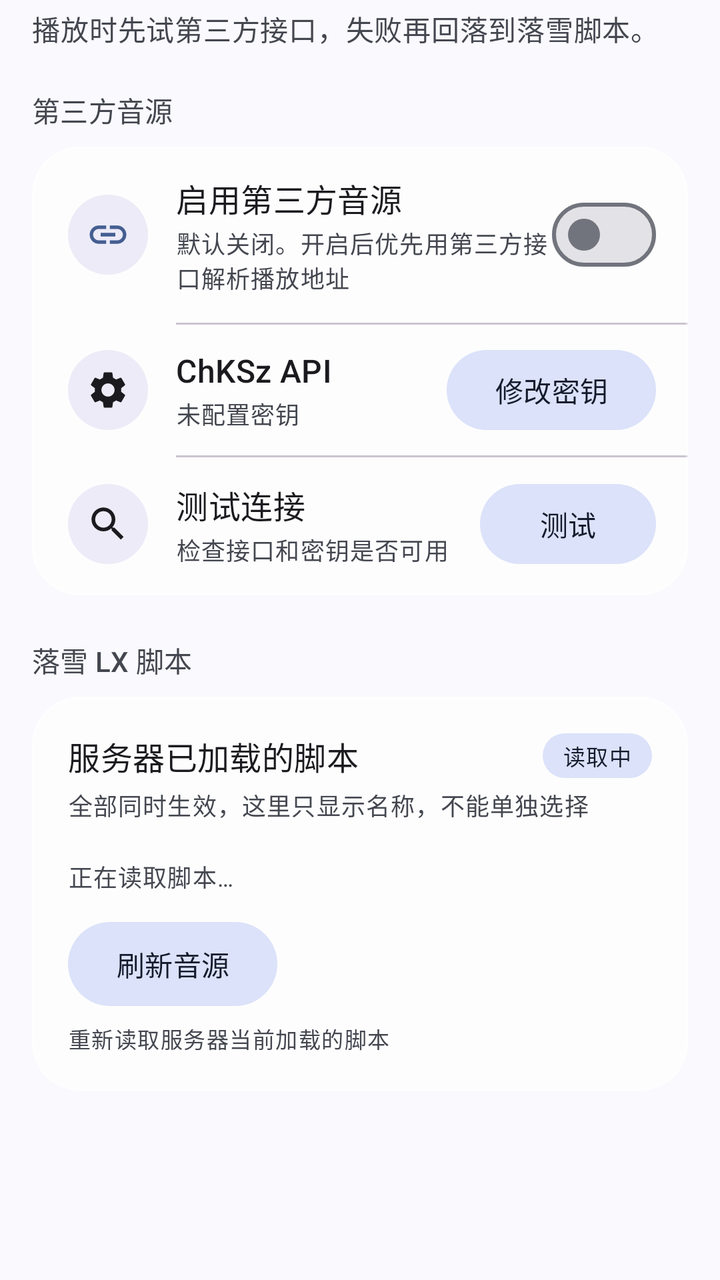
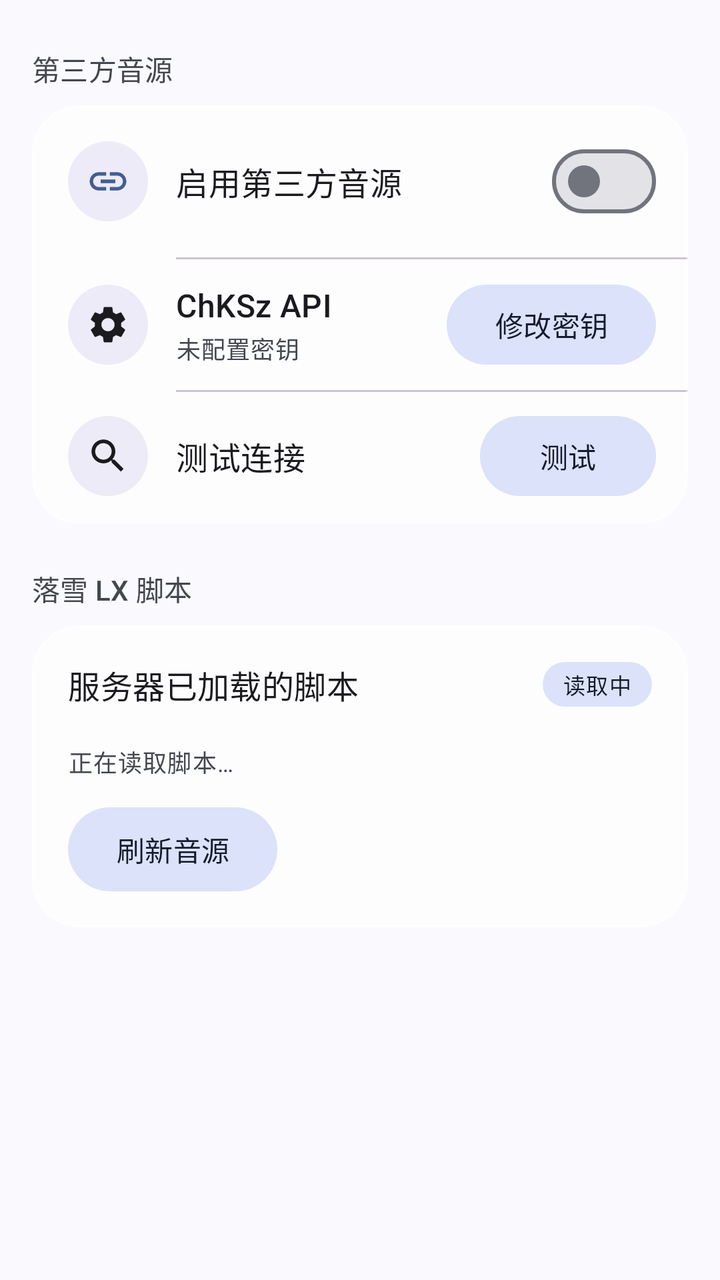

Screens rendered from an Android XML layout before and after an edit, with the pre-edit source and the edit as a unified diff.
<!-- AndroidManifest.xml: application theme Theme.QYMusic -->
<!-- res/layout/fragment_source.xml -->
<?xml version="1.0" encoding="utf-8"?>
<layout xmlns:android="http://schemas.android.com/apk/res/android"
    xmlns:app="http://schemas.android.com/apk/res-auto">

    <androidx.core.widget.NestedScrollView
        android:layout_width="match_parent"
        android:layout_height="match_parent"
        android:fillViewport="true"
        android:overScrollMode="never">

        <LinearLayout
            android:layout_width="match_parent"
            android:layout_height="wrap_content"
            android:orientation="vertical"
            android:paddingStart="16dp"
            android:paddingTop="4dp"
            android:paddingEnd="16dp"
            android:paddingBottom="28dp">

            <TextView
                android:layout_width="match_parent"
                android:layout_height="wrap_content"
                android:text="播放时先试第三方接口，失败再回落到落雪脚本。"
                android:textAppearance="@style/TextAppearance.Material3.BodyMedium"
                android:textColor="?attr/colorOnSurfaceVariant" />

            <TextView
                style="@style/TextAppearance.Material3.LabelLarge"
                android:layout_width="match_parent"
                android:layout_height="wrap_content"
                android:layout_marginTop="20dp"
                android:layout_marginBottom="8dp"
                android:text="第三方音源"
                android:textColor="?attr/colorOnSurfaceVariant" />

            <com.google.android.material.card.MaterialCardView
                style="@style/Widget.Material3.CardView.Filled"
                android:layout_width="match_parent"
                android:layout_height="wrap_content"
                app:cardBackgroundColor="@color/glass_card"
                app:cardCornerRadius="24dp"
                app:cardElevation="0dp"
                app:contentPadding="0dp"
                app:strokeColor="@color/glass_stroke"
                app:strokeWidth="1dp">

                <LinearLayout
                    android:layout_width="match_parent"
                    android:layout_height="wrap_content"
                    android:orientation="vertical">

                    <LinearLayout
                        android:layout_width="match_parent"
                        android:layout_height="wrap_content"
                        android:gravity="center_vertical"
                        android:orientation="horizontal"
                        android:paddingStart="18dp"
                        android:paddingTop="14dp"
                        android:paddingEnd="16dp"
                        android:paddingBottom="14dp">

                        <FrameLayout
                            android:layout_width="40dp"
                            android:layout_height="40dp"
                            android:background="@drawable/bg_icon_circle">

                            <ImageView
                                android:layout_width="22dp"
                                android:layout_height="22dp"
                                android:layout_gravity="center"
                                android:contentDescription="第三方"
                                android:src="@drawable/ic_link" />

                        </FrameLayout>

                        <LinearLayout
                            android:layout_width="0dp"
                            android:layout_height="wrap_content"
                            android:layout_marginStart="14dp"
                            android:layout_weight="1"
                            android:orientation="vertical">

                            <TextView
                                android:layout_width="match_parent"
                                android:layout_height="wrap_content"
                                android:text="启用第三方音源"
                                android:textAppearance="@style/TextAppearance.Material3.TitleMedium" />

                            <TextView
                                android:layout_width="match_parent"
                                android:layout_height="wrap_content"
                                android:layout_marginTop="2dp"
                                android:text="默认关闭。开启后优先用第三方接口解析播放地址"
                                android:textAppearance="@style/TextAppearance.Material3.BodySmall"
                                android:textColor="?attr/colorOnSurfaceVariant" />

                        </LinearLayout>

                        <com.google.android.material.materialswitch.MaterialSwitch
                            android:id="@+id/switch_third_party"
                            android:layout_width="wrap_content"
                            android:layout_height="wrap_content" />

                    </LinearLayout>

                    <View
                        android:layout_width="match_parent"
                        android:layout_height="1dp"
                        android:layout_marginStart="72dp"
                        android:background="?attr/colorOutlineVariant" />

                    <LinearLayout
                        android:id="@+id/item_chksz"
                        android:layout_width="match_parent"
                        android:layout_height="wrap_content"
                        android:background="?attr/selectableItemBackground"
                        android:gravity="center_vertical"
                        android:orientation="horizontal"
                        android:paddingStart="18dp"
                        android:paddingTop="12dp"
                        android:paddingEnd="16dp"
                        android:paddingBottom="12dp">

                        <FrameLayout
                            android:layout_width="40dp"
                            android:layout_height="40dp"
                            android:background="@drawable/bg_icon_circle">

                            <ImageView
                                android:layout_width="22dp"
                                android:layout_height="22dp"
                                android:layout_gravity="center"
                                android:contentDescription="密钥"
                                android:src="@drawable/baseline_settings_24" />

                        </FrameLayout>

                        <LinearLayout
                            android:layout_width="0dp"
                            android:layout_height="wrap_content"
                            android:layout_marginStart="14dp"
                            android:layout_weight="1"
                            android:orientation="vertical">

                            <TextView
                                android:layout_width="match_parent"
                                android:layout_height="wrap_content"
                                android:text="ChKSz API"
                                android:textAppearance="@style/TextAppearance.Material3.TitleMedium" />

                            <TextView
                                android:id="@+id/tv_chksz_status"
                                android:layout_width="match_parent"
                                android:layout_height="wrap_content"
                                android:layout_marginTop="2dp"
                                android:text="未配置密钥"
                                android:textAppearance="@style/TextAppearance.Material3.BodySmall"
                                android:textColor="?attr/colorOnSurfaceVariant" />

                        </LinearLayout>

                        <com.google.android.material.button.MaterialButton
                            android:id="@+id/btn_edit_key"
                            style="@style/Widget.Material3.Button.TonalButton"
                            android:layout_width="wrap_content"
                            android:layout_height="40dp"
                            android:insetTop="0dp"
                            android:insetBottom="0dp"
                            android:text="修改密钥" />

                    </LinearLayout>

                    <View
                        android:layout_width="match_parent"
                        android:layout_height="1dp"
                        android:layout_marginStart="72dp"
                        android:background="?attr/colorOutlineVariant" />

                    <LinearLayout
                        android:layout_width="match_parent"
                        android:layout_height="wrap_content"
                        android:gravity="center_vertical"
                        android:orientation="horizontal"
                        android:paddingStart="18dp"
                        android:paddingTop="12dp"
                        android:paddingEnd="16dp"
                        android:paddingBottom="14dp">

                        <FrameLayout
                            android:layout_width="40dp"
                            android:layout_height="40dp"
                            android:background="@drawable/bg_icon_circle">

                            <ImageView
                                android:layout_width="22dp"
                                android:layout_height="22dp"
                                android:layout_gravity="center"
                                android:contentDescription="测试"
                                android:src="@drawable/baseline_search_24" />

                        </FrameLayout>

                        <LinearLayout
                            android:layout_width="0dp"
                            android:layout_height="wrap_content"
                            android:layout_marginStart="14dp"
                            android:layout_weight="1"
                            android:orientation="vertical">

                            <TextView
                                android:layout_width="match_parent"
                                android:layout_height="wrap_content"
                                android:text="测试连接"
                                android:textAppearance="@style/TextAppearance.Material3.TitleMedium" />

                            <TextView
                                android:layout_width="match_parent"
                                android:layout_height="wrap_content"
                                android:layout_marginTop="2dp"
                                android:text="检查接口和密钥是否可用"
                                android:textAppearance="@style/TextAppearance.Material3.BodySmall"
                                android:textColor="?attr/colorOnSurfaceVariant" />

                        </LinearLayout>

                        <com.google.android.material.button.MaterialButton
                            android:id="@+id/btn_test_third_party"
                            style="@style/Widget.Material3.Button.TonalButton"
                            android:layout_width="wrap_content"
                            android:layout_height="40dp"
                            android:insetTop="0dp"
                            android:insetBottom="0dp"
                            android:text="测试" />

                    </LinearLayout>

                </LinearLayout>

            </com.google.android.material.card.MaterialCardView>

            <TextView
                style="@style/TextAppearance.Material3.LabelLarge"
                android:layout_width="match_parent"
                android:layout_height="wrap_content"
                android:layout_marginTop="22dp"
                android:layout_marginBottom="8dp"
                android:text="落雪 LX 脚本"
                android:textColor="?attr/colorOnSurfaceVariant" />

            <com.google.android.material.card.MaterialCardView
                style="@style/Widget.Material3.CardView.Filled"
                android:layout_width="match_parent"
                android:layout_height="wrap_content"
                app:cardBackgroundColor="@color/glass_card"
                app:cardCornerRadius="24dp"
                app:cardElevation="0dp"
                app:contentPadding="18dp"
                app:strokeColor="@color/glass_stroke"
                app:strokeWidth="1dp">

                <LinearLayout
                    android:layout_width="match_parent"
                    android:layout_height="wrap_content"
                    android:orientation="vertical">

                    <LinearLayout
                        android:layout_width="match_parent"
                        android:layout_height="wrap_content"
                        android:gravity="center_vertical"
                        android:orientation="horizontal">

                        <TextView
                            android:layout_width="0dp"
                            android:layout_height="wrap_content"
                            android:layout_weight="1"
                            android:text="服务器已加载的脚本"
                            android:textAppearance="@style/TextAppearance.Material3.TitleMedium" />

                        <TextView
                            android:id="@+id/tv_script_count"
                            android:layout_width="wrap_content"
                            android:layout_height="wrap_content"
                            android:background="@drawable/bg_badge"
                            android:paddingStart="10dp"
                            android:paddingTop="3dp"
                            android:paddingEnd="10dp"
                            android:paddingBottom="3dp"
                            android:text="读取中"
                            android:textAppearance="@style/TextAppearance.Material3.LabelSmall"
                            android:textColor="?attr/colorOnSecondaryContainer" />

                    </LinearLayout>

                    <TextView
                        android:layout_width="match_parent"
                        android:layout_height="wrap_content"
                        android:layout_marginTop="4dp"
                        android:lineSpacingExtra="3dp"
                        android:text="全部同时生效，这里只显示名称，不能单独选择"
                        android:textAppearance="@style/TextAppearance.Material3.BodySmall"
                        android:textColor="?attr/colorOnSurfaceVariant" />

                    <LinearLayout
                        android:id="@+id/ll_scripts"
                        android:layout_width="match_parent"
                        android:layout_height="wrap_content"
                        android:layout_marginTop="8dp"
                        android:orientation="vertical" />

                    <TextView
                        android:id="@+id/tv_scripts_empty"
                        android:layout_width="match_parent"
                        android:layout_height="wrap_content"
                        android:lineSpacingExtra="3dp"
                        android:paddingTop="10dp"
                        android:text="正在读取脚本…"
                        android:textAppearance="@style/TextAppearance.Material3.BodySmall"
                        android:textColor="?attr/colorOnSurfaceVariant" />

                    <com.google.android.material.button.MaterialButton
                        android:id="@+id/btn_refresh"
                        style="@style/Widget.Material3.Button.TonalButton"
                        android:layout_width="wrap_content"
                        android:layout_height="42dp"
                        android:layout_marginTop="14dp"
                        android:insetTop="0dp"
                        android:insetBottom="0dp"
                        android:text="刷新音源" />

                    <TextView
                        android:layout_width="match_parent"
                        android:layout_height="wrap_content"
                        android:layout_marginTop="8dp"
                        android:text="重新读取服务器当前加载的脚本"
                        android:textAppearance="@style/TextAppearance.Material3.LabelSmall"
                        android:textColor="?attr/colorOnSurfaceVariant" />

                </LinearLayout>

            </com.google.android.material.card.MaterialCardView>

        </LinearLayout>

    </androidx.core.widget.NestedScrollView>

</layout>
<!-- resources referenced by this layout -->
<resources>
  <color name="glass_card">#B8FFFFFF</color>
  <color name="glass_stroke">#80FFFFFF</color>
  <!-- drawable baseline_search_24 (drawable) -->
  <vector xmlns:android="http://schemas.android.com/apk/res/android"
      android:width="24dp"
      android:height="24dp"
      android:tint="?attr/colorOnBackground"
      android:viewportWidth="24"
      android:viewportHeight="24">
  
      <path
          android:fillColor="@android:color/white"
          android:pathData="M15.5,14h-0.79l-0.28,-0.27C15.41,12.59 16,11.11 16,9.5 16,5.91 13.09,3 9.5,3S3,5.91 3,9.5 5.91,16 9.5,16c1.61,0 3.09,-0.59 4.23,-1.57l0.27,0.28v0.79l5,4.99L20.49,19l-4.99,-5zM9.5,14C7.01,14 5,11.99 5,9.5S7.01,5 9.5,5 14,7.01 14,9.5 11.99,14 9.5,14z" />
  
  </vector>
  <!-- drawable baseline_settings_24 (drawable) -->
  <vector xmlns:android="http://schemas.android.com/apk/res/android"
      android:width="24dp"
      android:height="24dp"
      android:tint="?attr/colorOnBackground"
      android:viewportWidth="24"
      android:viewportHeight="24">
  
      <path
          android:fillColor="@android:color/white"
          android:pathData="M19.14,12.94c0.04,-0.3 0.06,-0.61 0.06,-0.94c0,-0.32 -0.02,-0.64 -0.07,-0.94l2.03,-1.58c0.18,-0.14 0.23,-0.41 0.12,-0.61l-1.92,-3.32c-0.12,-0.22 -0.37,-0.29 -0.59,-0.22l-2.39,0.96c-0.5,-0.38 -1.03,-0.7 -1.62,-0.94L14.4,2.81c-0.04,-0.24 -0.24,-0.41 -0.48,-0.41h-3.84c-0.24,0 -0.43,0.17 -0.47,0.41L9.25,5.35C8.66,5.59 8.12,5.92 7.63,6.29L5.24,5.33c-0.22,-0.08 -0.47,0 -0.59,0.22L2.74,8.87C2.62,9.08 2.66,9.34 2.86,9.48l2.03,1.58C4.84,11.36 4.8,11.69 4.8,12s0.02,0.64 0.07,0.94l-2.03,1.58c-0.18,0.14 -0.23,0.41 -0.12,0.61l1.92,3.32c0.12,0.22 0.37,0.29 0.59,0.22l2.39,-0.96c0.5,0.38 1.03,0.7 1.62,0.94l0.36,2.54c0.05,0.24 0.24,0.41 0.48,0.41h3.84c0.24,0 0.44,-0.17 0.47,-0.41l0.36,-2.54c0.59,-0.24 1.13,-0.56 1.62,-0.94l2.39,0.96c0.22,0.08 0.47,0 0.59,-0.22l1.92,-3.32c0.12,-0.22 0.07,-0.47 -0.12,-0.61L19.14,12.94zM12,15.6c-1.98,0 -3.6,-1.62 -3.6,-3.6s1.62,-3.6 3.6,-3.6s3.6,1.62 3.6,3.6S13.98,15.6 12,15.6z" />
  
  </vector>
  <!-- drawable bg_badge (drawable) -->
  <?xml version="1.0" encoding="utf-8"?>
  <shape xmlns:android="http://schemas.android.com/apk/res/android"
      android:shape="rectangle">
      <solid android:color="?attr/colorSecondaryContainer" />
      <corners android:radius="999dp" />
  </shape>
  <!-- drawable bg_icon_circle (drawable) -->
  <?xml version="1.0" encoding="utf-8"?>
  <shape xmlns:android="http://schemas.android.com/apk/res/android"
      android:shape="oval">
      <solid android:color="#1A5B4DBB" />
  </shape>
  <!-- drawable ic_link (drawable) -->
  <vector xmlns:android="http://schemas.android.com/apk/res/android"
      android:width="24dp"
      android:height="24dp"
      android:viewportWidth="24"
      android:viewportHeight="24"
      android:tint="?attr/colorPrimary">
      <path
          android:fillColor="@android:color/white"
          android:pathData="M3.9,12c0,-1.71 1.39,-3.1 3.1,-3.1h4V7H7c-2.76,0 -5,2.24 -5,5s2.24,5 5,5h4v-1.9H7c-1.71,0 -3.1,-1.39 -3.1,-3.1zM8,13h8v-2H8v2zM17,7h-4v1.9h4c1.71,0 3.1,1.39 3.1,3.1s-1.39,3.1 -3.1,3.1h-4V17h4c2.76,0 5,-2.24 5,-5s-2.24,-5 -5,-5z" />
  </vector>
  <style name="Theme.QYMusic" parent="Theme.Material3.DynamicColors.DayNight.NoActionBar">
          
          <item name="android:statusBarColor">@android:color/transparent</item>
          <item name="android:navigationBarColor">@android:color/transparent</item>
          <item name="android:windowTranslucentStatus">false</item>
          <item name="android:windowLightStatusBar">true</item>
          <item name="android:windowLightNavigationBar" tools:targetApi="27">true</item>
          <item name="android:enforceNavigationBarContrast" tools:targetApi="29">false</item>
          
      </style>
</resources>

<!-- the commit's change to res/layout/fragment_source.xml (unified diff, before → after) -->
@@ -16,13 +16,6 @@
             android:paddingTop="4dp"
             android:paddingEnd="16dp"
             android:paddingBottom="28dp">
-
-            <TextView
-                android:layout_width="match_parent"
-                android:layout_height="wrap_content"
-                android:text="播放时先试第三方接口，失败再回落到落雪脚本。"
-                android:textAppearance="@style/TextAppearance.Material3.BodyMedium"
-                android:textColor="?attr/colorOnSurfaceVariant" />
 
             <TextView
                 style="@style/TextAppearance.Material3.LabelLarge"
@@ -86,14 +79,6 @@
                                 android:text="启用第三方音源"
                                 android:textAppearance="@style/TextAppearance.Material3.TitleMedium" />
 
-                            <TextView
-                                android:layout_width="match_parent"
-                                android:layout_height="wrap_content"
-                                android:layout_marginTop="2dp"
-                                android:text="默认关闭。开启后优先用第三方接口解析播放地址"
-                                android:textAppearance="@style/TextAppearance.Material3.BodySmall"
-                                android:textColor="?attr/colorOnSurfaceVariant" />
-
                         </LinearLayout>
 
                         <com.google.android.material.materialswitch.MaterialSwitch
@@ -212,14 +197,6 @@
                                 android:layout_height="wrap_content"
                                 android:text="测试连接"
                                 android:textAppearance="@style/TextAppearance.Material3.TitleMedium" />
-
-                            <TextView
-                                android:layout_width="match_parent"
-                                android:layout_height="wrap_content"
-                                android:layout_marginTop="2dp"
-                                android:text="检查接口和密钥是否可用"
-                                android:textAppearance="@style/TextAppearance.Material3.BodySmall"
-                                android:textColor="?attr/colorOnSurfaceVariant" />
 
                         </LinearLayout>
 
@@ -291,15 +268,6 @@
 
                     </LinearLayout>
 
-                    <TextView
-                        android:layout_width="match_parent"
-                        android:layout_height="wrap_content"
-                        android:layout_marginTop="4dp"
-                        android:lineSpacingExtra="3dp"
-                        android:text="全部同时生效，这里只显示名称，不能单独选择"
-                        android:textAppearance="@style/TextAppearance.Material3.BodySmall"
-                        android:textColor="?attr/colorOnSurfaceVariant" />
-
                     <LinearLayout
                         android:id="@+id/ll_scripts"
                         android:layout_width="match_parent"
@@ -327,14 +295,6 @@
                         android:insetBottom="0dp"
                         android:text="刷新音源" />
 
-                    <TextView
-                        android:layout_width="match_parent"
-                        android:layout_height="wrap_content"
-                        android:layout_marginTop="8dp"
-                        android:text="重新读取服务器当前加载的脚本"
-                        android:textAppearance="@style/TextAppearance.Material3.LabelSmall"
-                        android:textColor="?attr/colorOnSurfaceVariant" />
-
                 </LinearLayout>
 
             </com.google.android.material.card.MaterialCardView>
